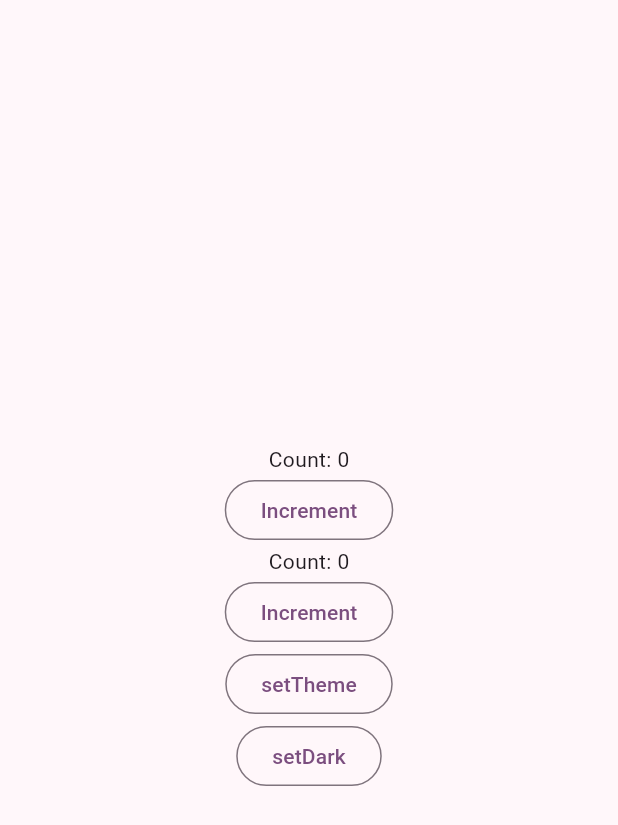
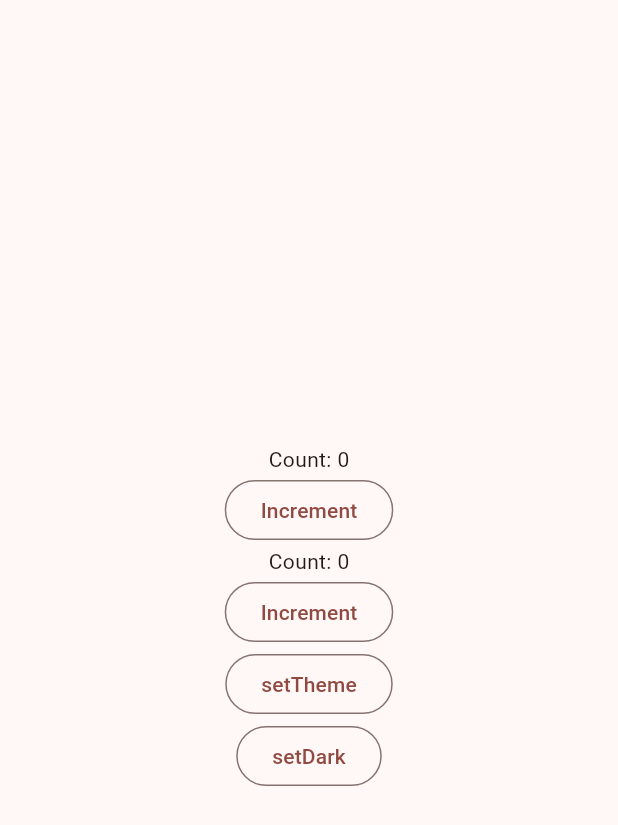
Before and after one commit to Dailaim/BiblieApp-Mobile, a Flutter app: the FavoritesScreen widget shown alone on an empty page, opened directly, after a tap on "setTheme", on a phone screen of 412 x 824 dp. Shown: the top 825 px of the screen. Run offline on Flutter 3.47's test engine with Material 2 defaults, Android fonts, the phone set to English and light mode, and no system bars; our stand-ins replace dio, flutter_expandable_fab, flutter_hooks, go_router, google_nav_bar, hooks_riverpod and 2 more; accounts and stored records are empty; network calls fail.

Commit message:
config toggle theme

```diff
--- a/lib/modules/favorites/views/favorite_screen.dart
+++ b/lib/modules/favorites/views/favorite_screen.dart
@@ -40,7 +40,7 @@ class FavoritesScreen extends HookConsumerWidget {
                       onPressed: () => {
                         ref
                             .read(ThemeProvider.notifier)
-                            .setTheme(themeApp == 0 ? 3 : 0)
+                            .setTheme(themeApp + 1 < 9 ? themeApp + 1 : 0)
                       },
                       child: const Text('setTheme'),
                     ),
```
